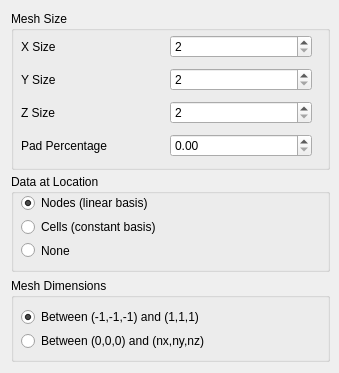
SCIInstitute/SCIRun, file src/Interface/Modules/Fields/CreateLatVol.ui: the form before one commit.
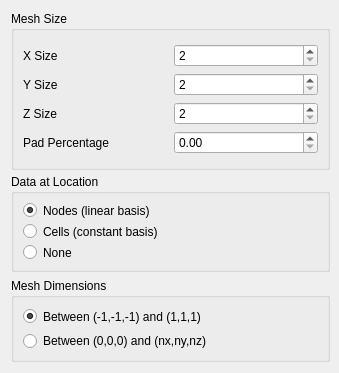
The form after the commit.

```diff
--- a/src/Interface/Modules/Fields/CreateLatVol.ui
+++ b/src/Interface/Modules/Fields/CreateLatVol.ui
@@ -39,33 +39,9 @@
        <property name="title">
         <string>Mesh Size</string>
        </property>
-       <widget class="QWidget" name="layoutWidget">
-        <property name="geometry">
-         <rect>
-          <x>10</x>
-          <y>20</y>
-          <width>291</width>
-          <height>132</height>
-         </rect>
-        </property>
+       <layout class="QGridLayout" name="gridLayout_4">
+        <item row="0" column="0">
         <layout class="QGridLayout" name="gridLayout">
-         <item row="0" column="0">
-          <widget class="QLabel" name="label">
-           <property name="text">
-            <string>X Size</string>
-           </property>
-          </widget>
-         </item>
-         <item row="0" column="1">
-          <widget class="QSpinBox" name="xSizeSpinBox_">
-           <property name="minimum">
-            <number>2</number>
-           </property>
-           <property name="maximum">
-            <number>1000</number>
-           </property>
-          </widget>
-         </item>
          <item row="1" column="0">
           <widget class="QLabel" name="label_2">
            <property name="text">
@@ -117,8 +93,26 @@
            </property>
           </widget>
          </item>
-        </layout>
-       </widget>
+          <item row="0" column="1">
+           <widget class="QSpinBox" name="xSizeSpinBox_">
+            <property name="minimum">
+             <number>2</number>
+            </property>
+            <property name="maximum">
+             <number>1000</number>
+            </property>
+           </widget>
+          </item>
+          <item row="0" column="0">
+           <widget class="QLabel" name="label">
+            <property name="text">
+             <string>X Size</string>
+            </property>
+           </widget>
+          </item>
+         </layout>
+        </item>
+       </layout>
       </widget>
      </item>
      <item row="1" column="0">
@@ -132,16 +126,7 @@
        <property name="title">
         <string>Data at Location</string>
        </property>
-       <widget class="QWidget" name="layoutWidget">
-        <property name="geometry">
-         <rect>
-          <x>10</x>
-          <y>20</y>
-          <width>211</width>
-          <height>65</height>
-         </rect>
-        </property>
-        <layout class="QVBoxLayout" name="verticalLayout_2">
+       <layout class="QVBoxLayout" name="verticalLayout">
          <item>
           <widget class="QRadioButton" name="dataAtNodesButton_">
            <property name="enabled">
@@ -177,7 +162,6 @@
          </item>
         </layout>
        </widget>
-      </widget>
      </item>
      <item row="2" column="0">
       <widget class="QGroupBox" name="groupBox_3">
@@ -190,16 +174,7 @@
        <property name="title">
         <string>Mesh Dimensions</string>
        </property>
-       <widget class="QWidget" name="layoutWidget">
-        <property name="geometry">
-         <rect>
-          <x>10</x>
-          <y>30</y>
-          <width>251</width>
-          <height>42</height>
-         </rect>
-        </property>
-        <layout class="QVBoxLayout" name="verticalLayout_3">
+       <layout class="QVBoxLayout" name="verticalLayout_4">
          <item>
           <widget class="QRadioButton" name="elementSizeNormalizedButton_">
            <property name="minimumSize">
@@ -224,7 +199,6 @@
           </widget>
          </item>
         </layout>
-       </widget>
       </widget>
      </item>
     </layout>
```
Lines whose indentation alone changed are shown as unchanged.
